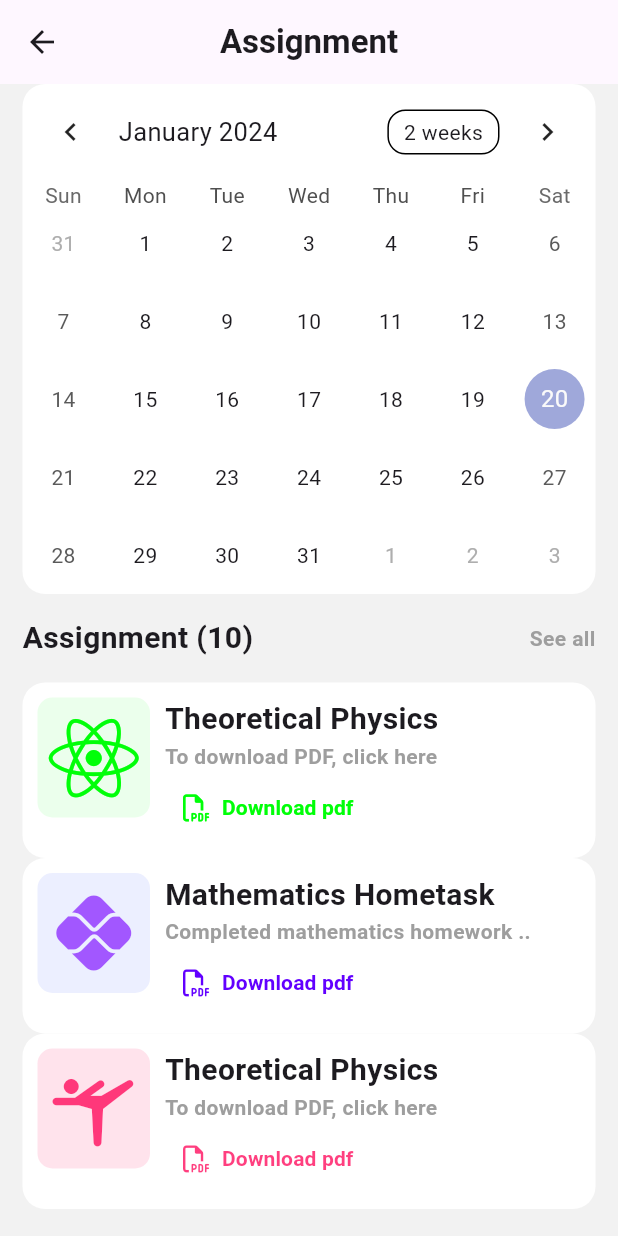
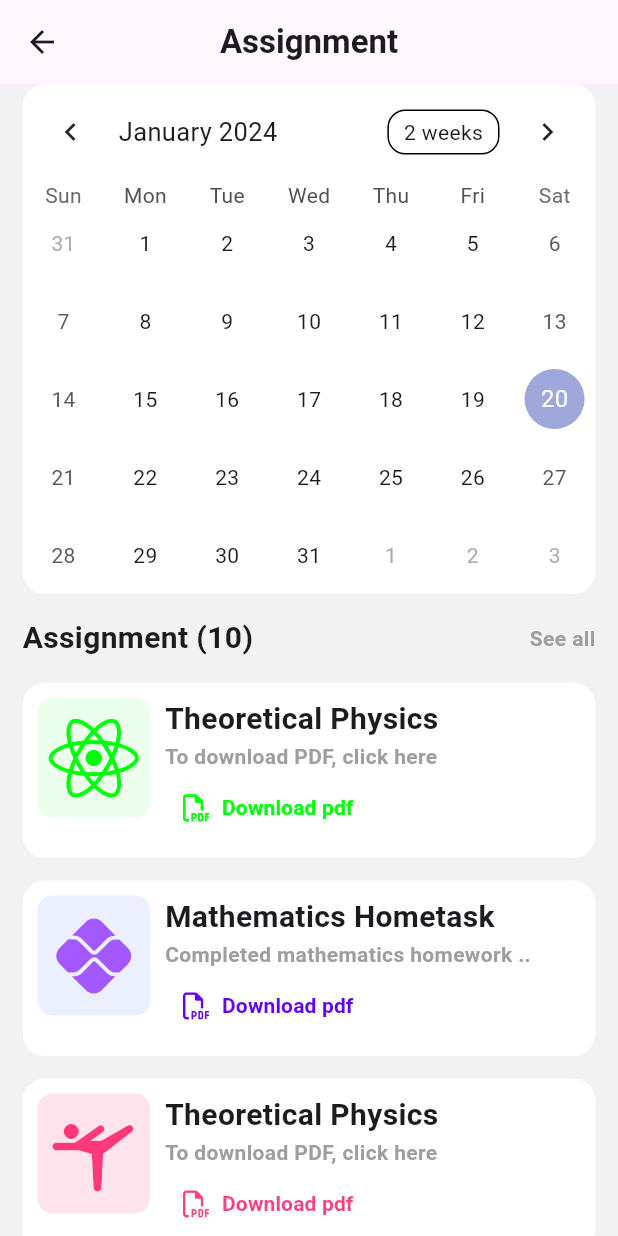
Before and after one commit to saurabhkumar-sk/assignment_levon_con, a Flutter app: the AssignmentScreen screen opened directly, on a phone screen of 412 x 824 dp. Run offline on Flutter 3.47's test engine with Material 3 defaults, Android fonts, the phone set to English and light mode, and no system bars; drawn by our look-alikes of table_calendar; our stand-ins replace font_awesome_flutter, percent_indicator.

Commit message:
resolve some error

```diff
--- a/lib/screens/assignment_screen.dart
+++ b/lib/screens/assignment_screen.dart
@@ -1,6 +1,5 @@
 import 'package:flutter/material.dart';
 import 'package:font_awesome_flutter/font_awesome_flutter.dart';
-import 'package:levon_consulting_assignment/screens/bottom_navigation_bar_screen.dart';
 import 'package:table_calendar/table_calendar.dart';
 
 class AssignmentScreen extends StatelessWidget {
@@ -130,6 +129,7 @@ class AssignmentScreen extends StatelessWidget {
                   ),
                 ),
               ),
+              const SizedBox(height: 15),
               Container(
                 decoration: BoxDecoration(
                   color: Colors.white,
@@ -196,6 +196,7 @@ class AssignmentScreen extends StatelessWidget {
                   ),
                 ),
               ),
+              const SizedBox(height: 15),
               Container(
                 decoration: BoxDecoration(
                   color: Colors.white,
@@ -250,13 +251,15 @@ class AssignmentScreen extends StatelessWidget {
                                 fontWeight: FontWeight.bold,
                                 color: Color.fromARGB(192, 255, 0, 85),
                               ),
-                              ))
+                            ),
+                          ),
                         ],
                       ),
                     ],
                   ),
                 ),
               ),
+              const SizedBox(height: 15),
             ],
           ),
         ),
```
Also changed, not shown: lib/screens/home_screen.dart (+4 -4 lines). Lines whose indentation alone changed are shown as unchanged.
